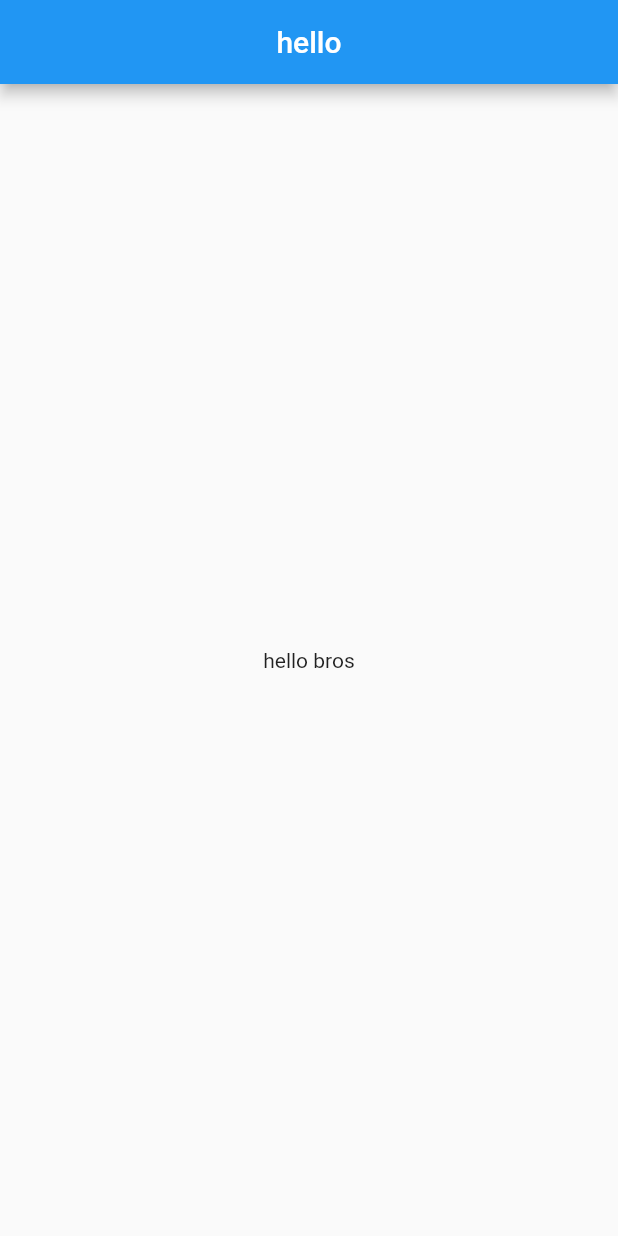
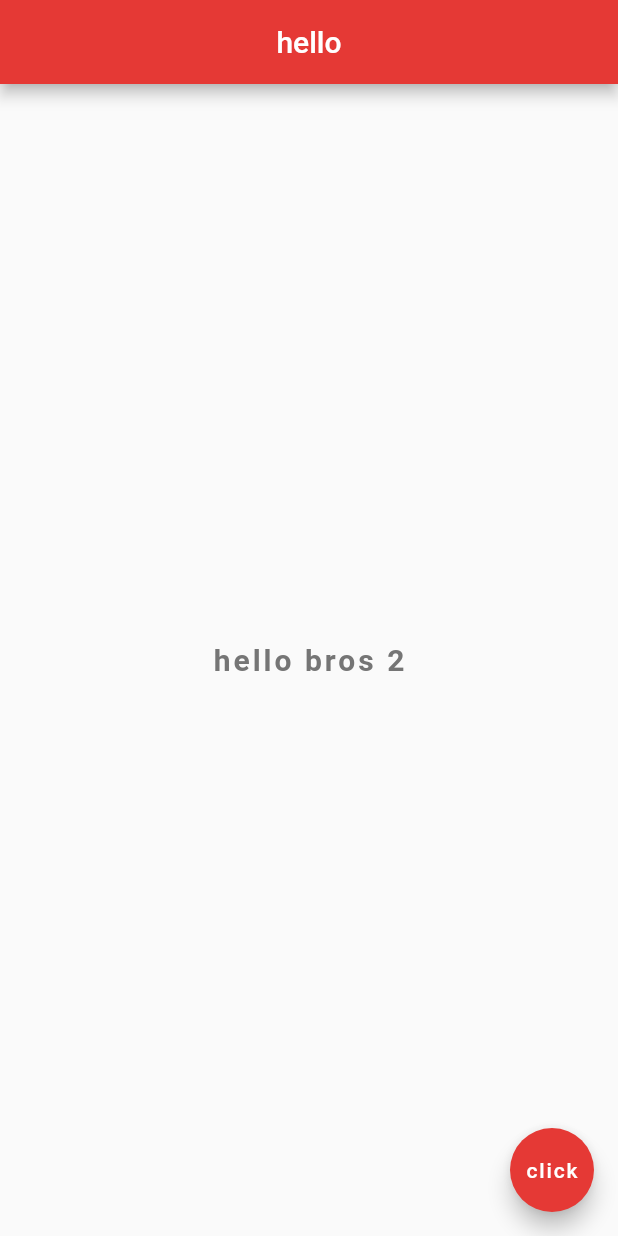
Before and after one commit to shakhawat-khan/flutter_demo, a Flutter app: the screen it shows after launch, on a phone screen of 412 x 824 dp. Run offline on Flutter 3.47's test engine with Material 2 defaults, Android fonts, the phone set to English and light mode, and no system bars.

Commit message:
hot reload

```diff
--- a/lib/main.dart
+++ b/lib/main.dart
@@ -2,15 +2,35 @@ import 'package:flutter/material.dart';
 
 void main() {
   runApp(MaterialApp(
-    home: Scaffold(
+    home: Home(),
+  ));
+}
+
+class Home extends StatelessWidget {
+  @override
+  Widget build(BuildContext context) {
+    return Scaffold(
       appBar: AppBar(
         title: Text('hello'),
         centerTitle: true,
+        backgroundColor: Colors.red[600],
       ),
       body:Center(
-        child: Text('hello bros'),
+        child: Text('hello bros 2',
+          style: TextStyle(
+              fontSize: 20.0,
+              fontWeight: FontWeight.bold,
+              letterSpacing: 2.0,
+              color: Colors.grey[600]
+          ),),
       ),
-    ),
 
-  ));
+      floatingActionButton: FloatingActionButton(
+        onPressed: () {},
+        child: Text('click'),
+        backgroundColor: Colors.red[600],
+      ),
+    );
+
+  }
 }
```
